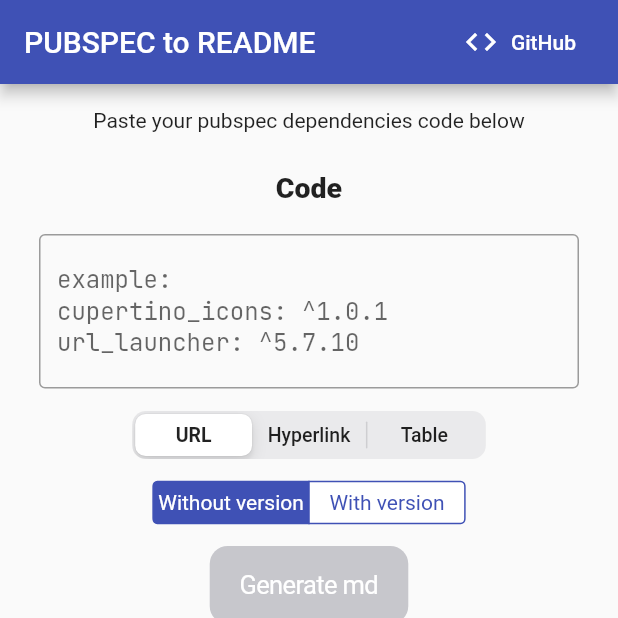
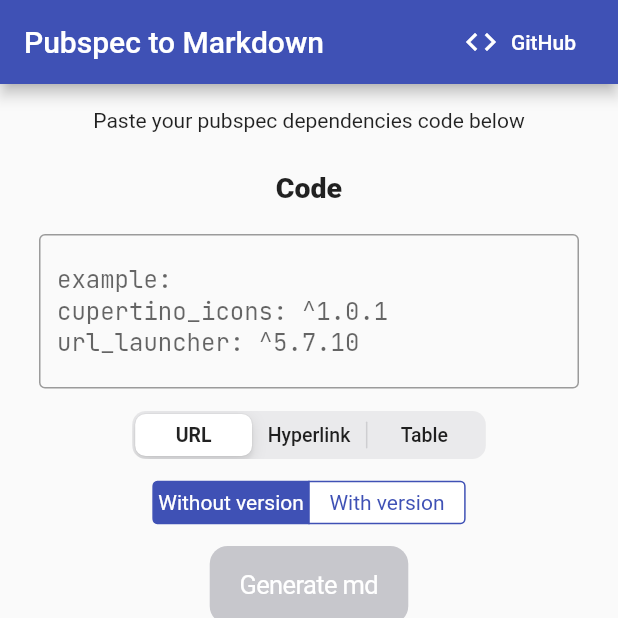
Before and after one commit to iqfareez/pubspec_to_md, a Flutter app: the screen it shows after launch, on a phone screen of 412 x 824 dp, the top half of it. Run offline on Flutter 3.47's test engine with Material 2 defaults, Android fonts, the phone set to English and light mode, and no system bars; our stand-ins replace fluttertoast.

Commit message:
reconfigure wit new firebase project Rename to pubspec to markdown

```diff
--- a/lib/main.dart
+++ b/lib/main.dart
@@ -7,24 +7,27 @@ void main() => runApp(MyApp());
 //insipiration https://michaeldyrynda.github.io/readme-generator/
 
 class MyApp extends StatelessWidget {
+  final title = 'Pubspec to Markdown';
   @override
   Widget build(BuildContext context) {
     return MaterialApp(
-      title: 'Pubspec to Readme',
+      title: title,
       theme: ThemeData(
         primarySwatch: Colors.indigo,
       ),
-      home: MyHome(),
+      home: MyHome(title: title),
     );
   }
 }
 
 class MyHome extends StatelessWidget {
+  MyHome({this.title});
+  final title;
   @override
   Widget build(BuildContext context) {
     return Scaffold(
       appBar: AppBar(
-        title: Text('PUBSPEC to README'),
+        title: Text(title),
         actions: [
           TextButton.icon(
             onPressed: () {
```
Also changed, not shown: firebase.json, pubspec.lock, 2 other files.
